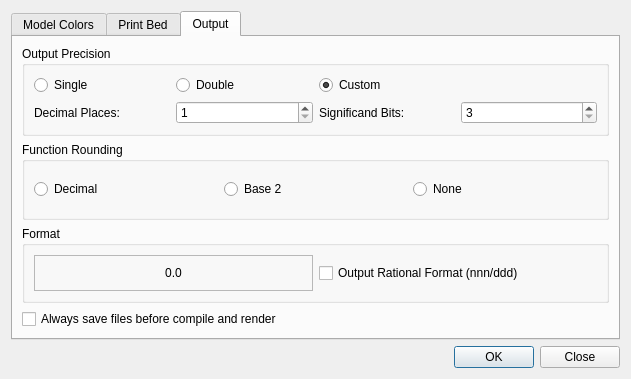
Above: src/ui/preferences.ui from GilesBathgate/RapCAD before the change. Below: the same form after it.
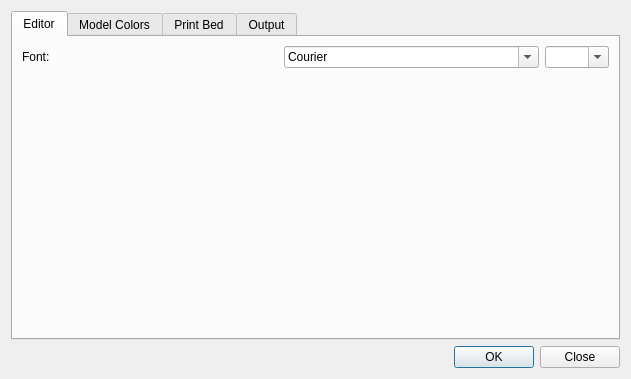
That is the form after the change.

Commit message: Allow configuration of the editor font

What changed in the file:
```diff
--- a/src/ui/preferences.ui
+++ b/src/ui/preferences.ui
@@ -19,8 +19,68 @@
      <item>
       <widget class="QTabWidget" name="tabWidget">
        <property name="currentIndex">
-        <number>2</number>
+        <number>0</number>
        </property>
+       <widget class="QWidget" name="editorTab">
+        <attribute name="title">
+         <string>Editor</string>
+        </attribute>
+        <layout class="QVBoxLayout" name="verticalLayout_2">
+         <item>
+          <layout class="QHBoxLayout" name="horizontalLayout_4">
+           <item>
+            <widget class="QLabel" name="fontLabel">
+             <property name="text">
+              <string>Font:</string>
+             </property>
+            </widget>
+           </item>
+           <item>
+            <widget class="QFontComboBox" name="fontComboBox">
+             <property name="fontFilters">
+              <set>QFontComboBox::MonospacedFonts</set>
+             </property>
+            </widget>
+           </item>
+           <item>
+            <widget class="QComboBox" name="sizeComboBox">
+             <property name="sizePolicy">
+              <sizepolicy hsizetype="Preferred" vsizetype="Fixed">
+               <horstretch>0</horstretch>
+               <verstretch>0</verstretch>
+              </sizepolicy>
+             </property>
+             <property name="maximumSize">
+              <size>
+               <width>64</width>
+               <height>16777215</height>
+              </size>
+             </property>
+             <property name="editable">
+              <bool>true</bool>
+             </property>
+             <property name="sizeAdjustPolicy">
+              <enum>QComboBox::AdjustToContentsOnFirstShow</enum>
+             </property>
+            </widget>
+           </item>
+          </layout>
+         </item>
+         <item>
+          <spacer name="verticalSpacer">
+           <property name="orientation">
+            <enum>Qt::Vertical</enum>
+           </property>
+           <property name="sizeHint" stdset="0">
+            <size>
+             <width>20</width>
+             <height>243</height>
+            </size>
+           </property>
+          </spacer>
+         </item>
+        </layout>
+       </widget>
        <widget class="QWidget" name="modelColorsTab">
         <attribute name="title">
          <string>Model Colors</string>
```
Left out of the diff: 2 changed lines with no effect on the pictures. The commit also changes 7 other files.
